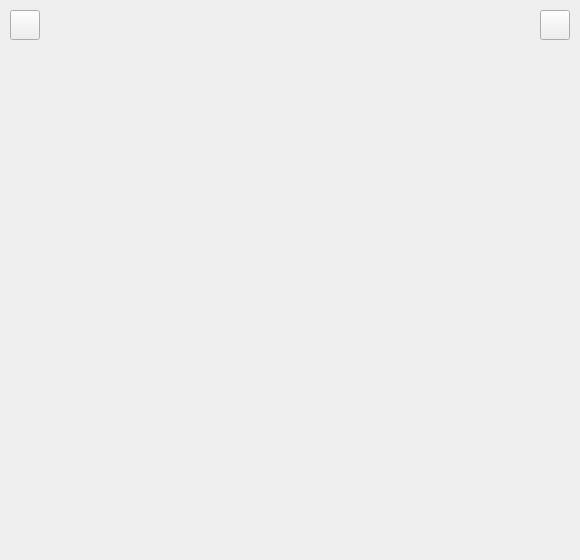
Old version of the form src/cityaddwidget.ui in the repository UbuntuKylin/indicator-china-weather.
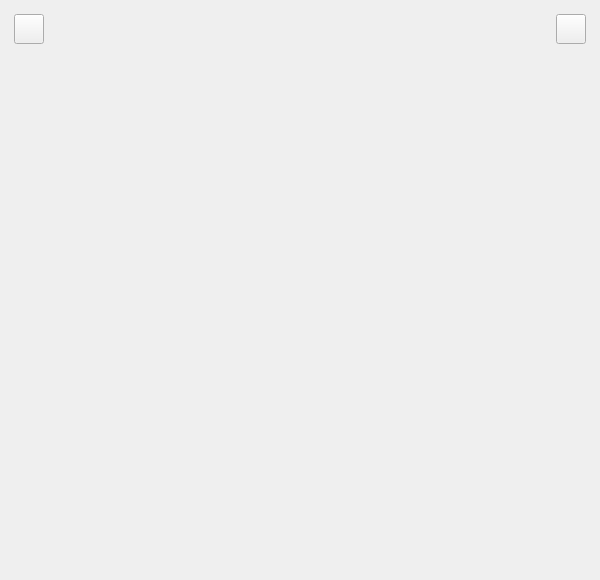
New version of the form.

```diff
--- a/src/cityaddwidget.ui
+++ b/src/cityaddwidget.ui
@@ -6,8 +6,8 @@
    <rect>
     <x>0</x>
     <y>0</y>
-    <width>580</width>
-    <height>560</height>
+    <width>600</width>
+    <height>580</height>
    </rect>
   </property>
   <property name="windowTitle">
@@ -16,8 +16,8 @@
   <widget class="QLabel" name="lbLeftUpIcon">
    <property name="geometry">
     <rect>
-     <x>11</x>
-     <y>15</y>
+     <x>21</x>
+     <y>25</y>
      <width>16</width>
      <height>16</height>
     </rect>
@@ -29,8 +29,8 @@
   <widget class="QLabel" name="lbLeftUpTitle">
    <property name="geometry">
     <rect>
-     <x>42</x>
-     <y>14</y>
+     <x>54</x>
+     <y>24</y>
      <width>68</width>
      <height>21</height>
     </rect>
@@ -42,8 +42,8 @@
   <widget class="QPushButton" name="btnCancel">
    <property name="geometry">
     <rect>
-     <x>540</x>
-     <y>10</y>
+     <x>556</x>
+     <y>14</y>
      <width>30</width>
      <height>30</height>
     </rect>
@@ -55,8 +55,8 @@
   <widget class="QWidget" name="backwidget" native="true">
    <property name="geometry">
     <rect>
-     <x>0</x>
-     <y>0</y>
+     <x>10</x>
+     <y>10</y>
      <width>580</width>
      <height>560</height>
     </rect>
@@ -64,8 +64,8 @@
    <widget class="QPushButton" name="btnReturn">
     <property name="geometry">
      <rect>
-      <x>10</x>
-      <y>10</y>
+      <x>4</x>
+      <y>4</y>
       <width>30</width>
       <height>30</height>
      </rect>
```
